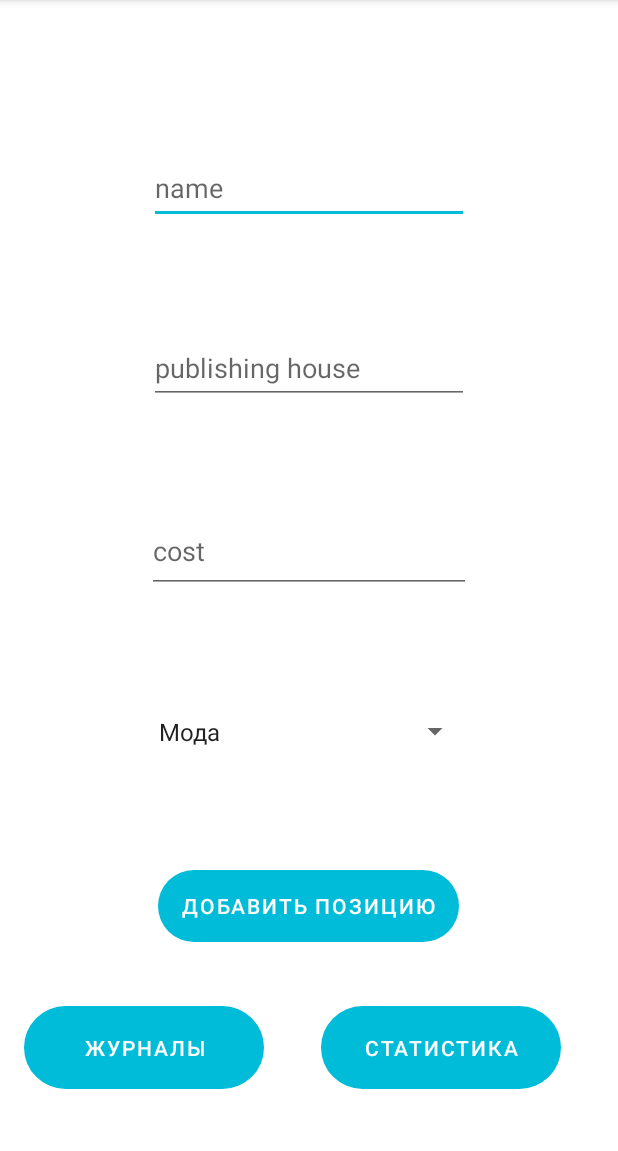
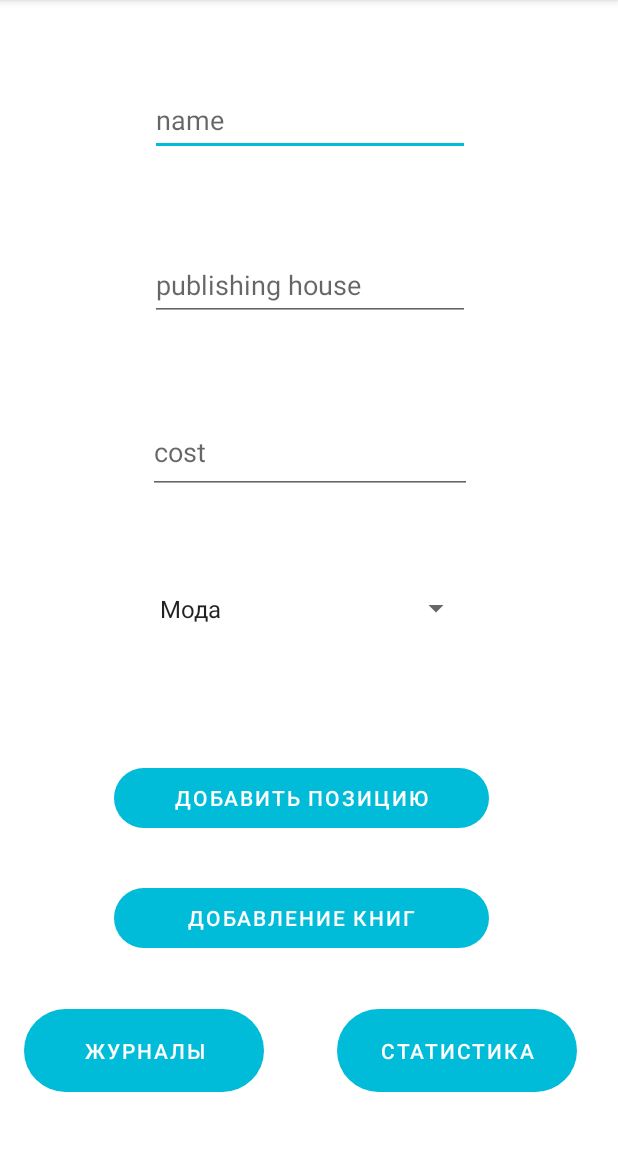
Before and after one commit to dreyvania999/rab, an Android app: the AdminAddJurnals screen opened directly, with no data from a screen before it, on a phone screen of 412 x 824 dp, the part 84-1235 px from its top. Run offline under Robolectric (Android 15) with nearby library versions, the phone set to English and light mode, and no system bars; 2 statements that could not run were skipped.

Commit message:
jurnals3

```diff
--- a/app/src/main/res/layout/activity_admin_add_jurnals.xml
+++ b/app/src/main/res/layout/activity_admin_add_jurnals.xml
@@ -6,6 +6,18 @@
     android:layout_height="match_parent"
     tools:context=".AdminAddJurnals">
 
+
+    <Spinner
+        android:id="@+id/janrsp"
+        android:layout_width="216dp"
+        android:layout_height="58dp"
+        android:minHeight="48dp"
+        app:layout_constraintBottom_toTopOf="@+id/addposition"
+        app:layout_constraintEnd_toEndOf="parent"
+        app:layout_constraintHorizontal_bias="0.502"
+        app:layout_constraintStart_toStartOf="parent"
+        app:layout_constraintTop_toBottomOf="@+id/cost"
+        app:layout_constraintVertical_bias="0.38" />
 
     <EditText
         android:id="@+id/name"
@@ -16,9 +28,10 @@
         android:minHeight="48dp"
         app:layout_constraintBottom_toTopOf="@+id/addposition"
         app:layout_constraintEnd_toEndOf="parent"
+        app:layout_constraintHorizontal_bias="0.502"
         app:layout_constraintStart_toStartOf="parent"
         app:layout_constraintTop_toTopOf="parent"
-        app:layout_constraintVertical_bias="0.191" />
+        app:layout_constraintVertical_bias="0.121" />
 
     <EditText
         android:id="@+id/publish"
@@ -29,19 +42,10 @@
         android:minHeight="48dp"
         app:layout_constraintBottom_toTopOf="@+id/addposition"
         app:layout_constraintEnd_toEndOf="parent"
+        app:layout_constraintHorizontal_bias="0.502"
         app:layout_constraintStart_toStartOf="parent"
         app:layout_constraintTop_toBottomOf="@+id/name"
-        app:layout_constraintVertical_bias="0.189" />
-
-    <Spinner
-        android:id="@+id/janrsp"
-        android:layout_width="216dp"
-        android:layout_height="58dp"
-        android:minHeight="48dp"
-        app:layout_constraintBottom_toTopOf="@+id/addposition"
-        app:layout_constraintEnd_toEndOf="parent"
-        app:layout_constraintStart_toStartOf="parent"
-        app:layout_constraintTop_toBottomOf="@+id/cost" />
+        app:layout_constraintVertical_bias="0.173" />
 
     <EditText
         android:id="@+id/cost"
@@ -51,20 +55,33 @@
         android:hint="cost"
         app:layout_constraintBottom_toTopOf="@+id/addposition"
         app:layout_constraintEnd_toEndOf="parent"
+        app:layout_constraintHorizontal_bias="0.502"
         app:layout_constraintStart_toStartOf="parent"
         app:layout_constraintTop_toBottomOf="@+id/publish"
-        app:layout_constraintVertical_bias="0.278" />
+        app:layout_constraintVertical_bias="0.248" />
 
     <Button
         android:id="@+id/addposition"
-        android:layout_width="wrap_content"
-        android:layout_height="wrap_content"
-        android:layout_marginBottom="140dp"
+        android:layout_width="250dp"
+        android:layout_height="40dp"
+        android:layout_marginBottom="40dp"
         android:background="@drawable/style_button"
         android:text="Добавить позицию"
+        app:layout_constraintBottom_toTopOf="@+id/addposbook"
+        app:layout_constraintEnd_toEndOf="parent"
+        app:layout_constraintHorizontal_bias="0.468"
+        app:layout_constraintStart_toStartOf="parent" />
+
+    <Button
+        android:id="@+id/addposbook"
+        android:layout_width="250dp"
+        android:layout_height="40dp"
+        android:layout_marginBottom="136dp"
+        android:background="@drawable/style_button"
+        android:text="Добавление книг"
         app:layout_constraintBottom_toBottomOf="parent"
         app:layout_constraintEnd_toEndOf="parent"
-        app:layout_constraintHorizontal_bias="0.497"
+        app:layout_constraintHorizontal_bias="0.468"
         app:layout_constraintStart_toStartOf="parent" />
 
     <Button
@@ -75,8 +92,10 @@
         android:text="Статистика"
         app:layout_constraintBottom_toBottomOf="parent"
         app:layout_constraintEnd_toEndOf="parent"
+        app:layout_constraintHorizontal_bias="0.64"
         app:layout_constraintStart_toEndOf="@+id/pagejurnals"
-        app:layout_constraintTop_toBottomOf="@+id/addposition" />
+        app:layout_constraintTop_toBottomOf="@+id/addposition"
+        app:layout_constraintVertical_bias="0.751" />
 
     <Button
         android:id="@+id/pagejurnals"
@@ -87,6 +106,7 @@
         android:text="Журналы"
         app:layout_constraintBottom_toBottomOf="parent"
         app:layout_constraintStart_toStartOf="parent"
-        app:layout_constraintTop_toBottomOf="@+id/addposition" />
+        app:layout_constraintTop_toBottomOf="@+id/addposition"
+        app:layout_constraintVertical_bias="0.751" />
 
 </androidx.constraintlayout.widget.ConstraintLayout>
```
Also changed, not shown: app/src/main/java/com/example/myapplication/Book.java (+8 -1 lines), app/src/main/java/com/example/myapplication/jurnals.java (+9 -1 lines), app/src/main/res/layout/activity_admin_add_book.xml (+19 -5 lines).
